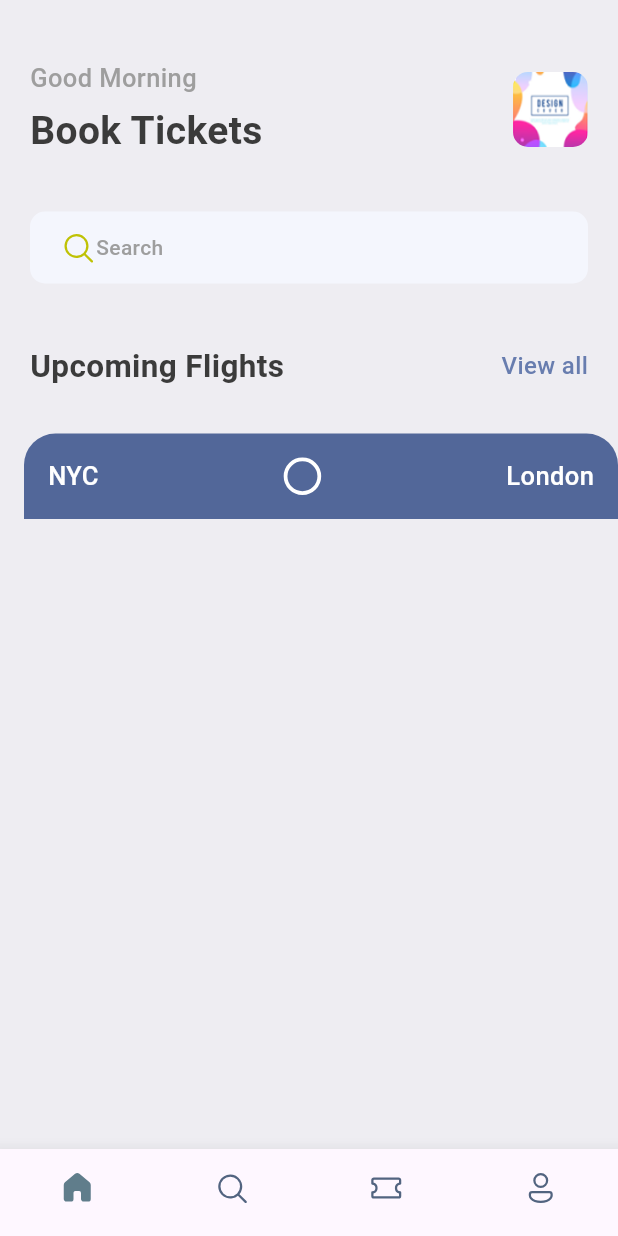
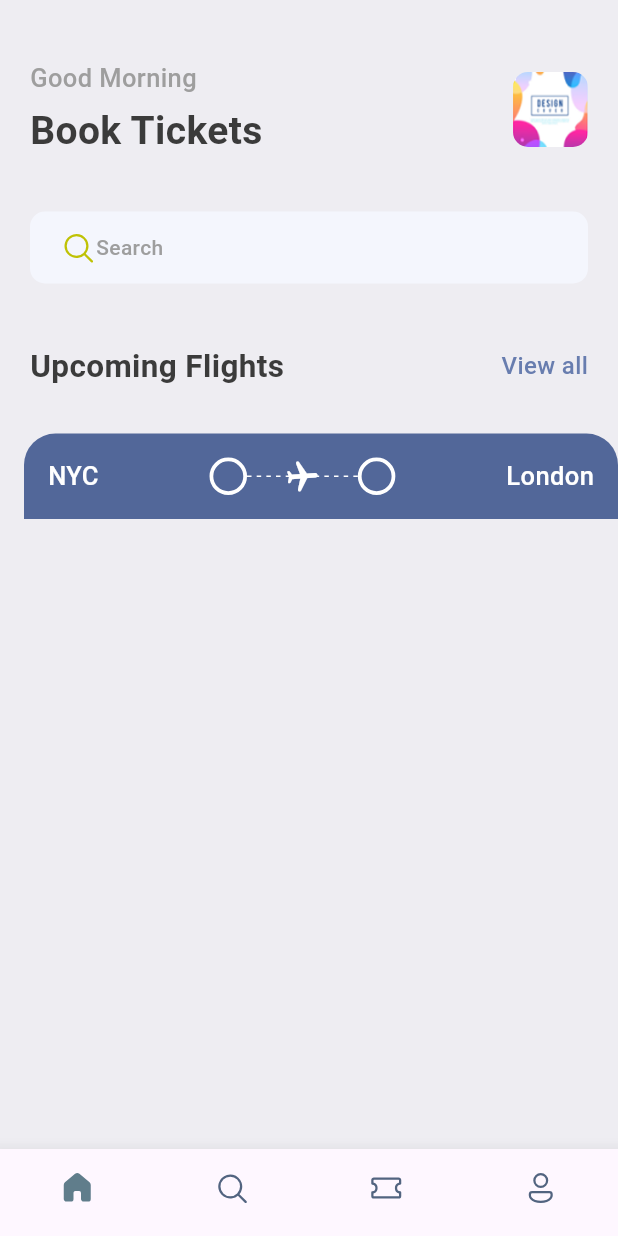
Before and after one commit to morggyogola/booktickets_app, a Flutter app: the screen it shows after launch, on a phone screen of 412 x 824 dp. Run offline on Flutter 3.47's test engine with Material 3 defaults, Android fonts, the phone set to English and light mode, and no system bars; our stand-ins replace fluentui_icons, gap.

Commit message:
Overlapping widgets and centering

```diff
--- a/lib/screens/ticket_view.dart
+++ b/lib/screens/ticket_view.dart
@@ -13,27 +13,67 @@ class TicketView extends StatelessWidget {
     return SizedBox(
       width: size.width,
       height: 200,
-      child:Container(
+      child: Container(
         margin: const EdgeInsets.only(left: 16),
         child: Column(
           children: [
             Container(
               decoration: BoxDecoration(
                 color: Color(0xFF526799),
-                borderRadius:BorderRadius.only(topLeft:Radius.circular(21),topRight:Radius.circular(21)),
+                borderRadius: BorderRadius.only(
+                    topLeft: Radius.circular(21),
+                    topRight: Radius.circular(21)),
               ),
               padding: const EdgeInsets.all(16),
               child: Column(
                 children: [
                   Row(
                     children: [
-                      Text("NYC",style: Styles.headLineStyle3.copyWith(color: Colors.white),),
+                      Text(
+                        "NYC",
+                        style:
+                            Styles.headLineStyle3.copyWith(color: Colors.white),
+                      ),
                       Spacer(),
                       ThickContainer(),
+                      Expanded(
+                          child: Stack(
+                            children:[ SizedBox(
+                              height: 24,
+                              child: LayoutBuilder(
+                                builder: (BuildContext context,
+                                    BoxConstraints constraints) {
+                                  return Flex(
+                                    direction: Axis.horizontal,
+                                    mainAxisAlignment: MainAxisAlignment.spaceBetween,
+                                    mainAxisSize: MainAxisSize.max,
+                                    children: List.generate(
+                                        (constraints.constrainWidth() / 6).floor(),
+                                            (index) => SizedBox(
+                                          width: 3,
+                                          height: 1,
+                                          child: DecoratedBox(
+                                            decoration: BoxDecoration(
+                                                color: Colors.white),
+                                          ),
+                                        )),
+                                  );
+                                },
+                              ),
+                            ),
+                              Center(child: Transform.rotate(angle: 1.5,child: Icon(Icons.local_airport_rounded,color: Colors.white,))),] ,
+                          )),
+
+                      ThickContainer(),
                       Spacer(),
-                      Text("London",style: Styles.headLineStyle3.copyWith(color: Colors.white),),
+                      Text(
+                        "London",
+                        style:
+                            Styles.headLineStyle3.copyWith(color: Colors.white),
+                      ),
                     ],
-                  )
+                  ),
+
                 ],
               ),
             )
```
